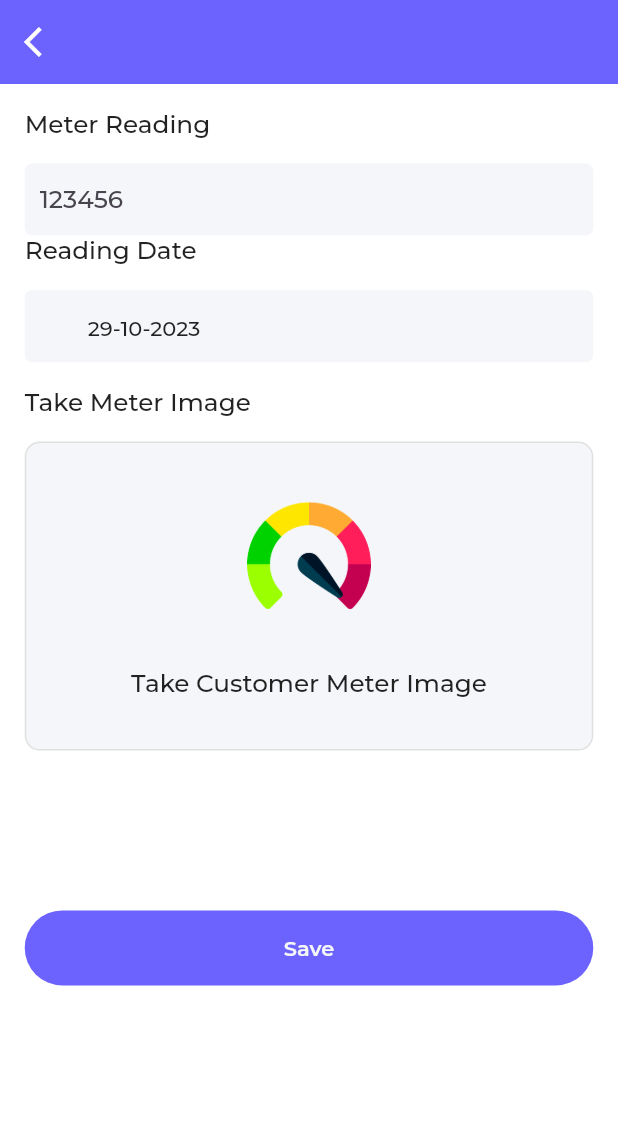
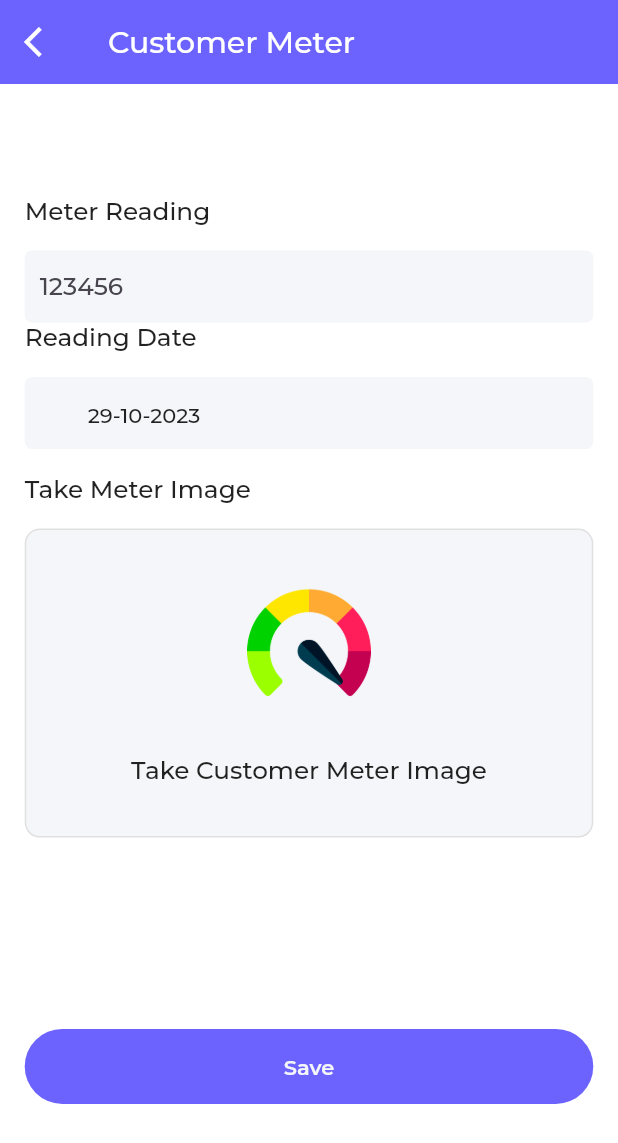
Before and after one commit to talha828/MeterScanPro, a Flutter app: the MeterReadingScreen screen opened directly with empty values, on a phone screen of 412 x 824 dp. Shown: the top 1143 px of the screen. Run offline on Flutter 3.47's test engine with Material 2 defaults, Android fonts, the phone set to English and light mode, and no system bars; our stand-ins replace dio, flutter_image_compress, geolocator, get, google_fonts, image_picker and 3 more; missing offline and left inert: google_mlkit_text_recognition; accounts and stored records are empty; network calls fail.

Commit message:
quick fix

```diff
--- a/lib/backend/database/sqflite.dart
+++ b/lib/backend/database/sqflite.dart
@@ -329,7 +329,7 @@ class SqfliteDatabase {
     final List<Map<String, dynamic>> result = await db.query(
       'customer_line_data',
       where: 'CustID = ? AND MeterNumber = ? AND ReadingDate = ?',
-      whereArgs: [custID, meterNo, currentDate],
+      whereArgs: [custID, meterNo, formatCustomDate(currentDate)],
     );
 
     if (result.isNotEmpty) {
@@ -364,7 +364,7 @@ class SqfliteDatabase {
     final List<Map<String, dynamic>> result = await db.query(
       'line_data',
       where: 'LineID = ? AND ReadingDate = ?',
-      whereArgs: [lineId, currentDate],
+      whereArgs: [lineId, formatCustomDate(currentDate)],
     );
 
     if (result.isNotEmpty) {
--- a/lib/view/meter_reading_screen/meter_reading_screen.dart
+++ b/lib/view/meter_reading_screen/meter_reading_screen.dart
@@ -39,6 +39,7 @@ class _MeterReadingScreenState extends State<MeterReadingScreen> {
       text: DateFormat('dd-MM-yyyy').format(DateTime.now()));
   bool imageFlag = false;
   bool loading = false;
+  bool isSaved = false;
   String newReading = "11";
   File? file;
   Uint8List? bytesImage;
@@ -47,12 +48,13 @@ class _MeterReadingScreenState extends State<MeterReadingScreen> {
         await SqfliteDatabase.loadRecordByMeterAndCustID(
             widget.customer.meterNo!, widget.customer.customerId!);
     if (data != null) {
-      bytesImage = Base64Decoder().convert(data.body);
+      bytesImage = base64Decode(data.body);
       // file = File.fromRawPath(bytesImage!);
       _numberController =
           TextEditingController(text: data.currentReading.toString());
       date = TextEditingController(text: data.readingDate);
       imageFlag = true;
+      isSaved = true;
       setState(() {});
     }
   }
@@ -67,13 +69,14 @@ class _MeterReadingScreenState extends State<MeterReadingScreen> {
           print("=== get location ===");
           var ff = await _geolocatorPlatform.requestPermission();
           bool df = await _geolocatorPlatform.isLocationServiceEnabled();
-          if(df == false){
+          if (df == false) {
             bool df = await _geolocatorPlatform.openLocationSettings();
           }
           Position? position = await _geolocatorPlatform.getLastKnownPosition();
 
-          if(position == null){
-            Get.snackbar("Location Error", "Please Enable your location and restart your application");
+          if (position == null) {
+            Get.snackbar("Location Error",
+                "Please Enable your location and restart your application");
           }
           print("=== get timestamp ===");
           final timestamp =
@@ -90,8 +93,10 @@ class _MeterReadingScreenState extends State<MeterReadingScreen> {
               imageName: "${widget.customer.customerId!} $timestamp",
               mimeType: 'image/jpeg',
               imageSize: await file!.length(),
-              latitude:  position== null?"123123":position!.latitude.toString(),
-              longitude: position== null?"123123":position.longitude.toString(),
+              latitude:
+                  position == null ? "123123" : position!.latitude.toString(),
+              longitude:
+                  position == null ? "123123" : position.longitude.toString(),
               capturedBy: name!,
               capturedOn: timestamp.toString(),
               syncBy: widget.customer.customerName!,
@@ -114,15 +119,18 @@ class _MeterReadingScreenState extends State<MeterReadingScreen> {
       Get.snackbar("Reading not Found", "Please insert a reading");
     }
   }
+
   String formatCustomDate(String originalDate) {
     // Parse the original date into a DateTime object
     DateTime dateTime = DateFormat('dd-MM-yyyy').parse(originalDate);
 
     // Format the date in the desired format
-    String formattedDate = DateFormat('dd-MMM-yyyy').format(dateTime).toUpperCase();
+    String formattedDate =
+        DateFormat('dd-MMM-yyyy').format(dateTime).toUpperCase();
 
     return formattedDate;
   }
+
   getImage() async {
     final XFile? photo = await picker.pickImage(source: ImageSource.camera);
     if (photo != null) {
@@ -177,7 +185,7 @@ class _MeterReadingScreenState extends State<MeterReadingScreen> {
         appBar: AppBar(
           backgroundColor: themeColor1,
           title: Text(
-            widget.customer.customerName!,
+            "Customer Meter",
             style: const TextStyle(color: Colors.white),
           ),
           leading: IconButton(
@@ -190,12 +198,21 @@ class _MeterReadingScreenState extends State<MeterReadingScreen> {
         ),
         body: SingleChildScrollView(
           child: Container(
-            height: height - 100,
+            height: height,
             padding: EdgeInsets.symmetric(
                 vertical: width * 0.04, horizontal: width * 0.04),
             child: Column(
               crossAxisAlignment: CrossAxisAlignment.stretch,
               children: [
+                Padding(
+                  padding: EdgeInsets.symmetric(vertical: width * 0.04),
+                  child: Text(
+                    widget.customer.customerName!,
+                    textAlign: TextAlign.start,
+                    style: TextStyle(
+                        fontWeight: FontWeight.bold, fontSize: width * 0.05),
+                  ),
+                ),
                 Column(
                   crossAxisAlignment: CrossAxisAlignment.start,
                   children: [
@@ -274,8 +291,12 @@ class _MeterReadingScreenState extends State<MeterReadingScreen> {
                             child: file == null
                                 ? Image.memory(
                                     bytesImage!,
+                                    fit: BoxFit.cover,
                                   )
-                                : Image.file(file!),
+                                : Image.file(
+                                    file!,
+                                    fit: BoxFit.cover,
+                                  ),
                           ),
                         ),
                       )
@@ -309,7 +330,9 @@ class _MeterReadingScreenState extends State<MeterReadingScreen> {
                           ),
                         ),
                       ),
-                Expanded(
+                isSaved
+                    ? Container()
+                    : Expanded(
                         child: Column(
                           mainAxisAlignment: MainAxisAlignment.center,
                           children: [
@@ -321,7 +344,8 @@ class _MeterReadingScreenState extends State<MeterReadingScreen> {
                               ),
                             ),
                           ],
-                ))
+                        ),
+                      ),
               ],
             ),
           ),
```
Also changed, not shown: lib/view/customer_screen/customer_screen.dart (+7 -3 lines), lib/view/line_meter_reading_screen/line_meter_reading_screen.dart (+19 -10 lines), lib/view/main_screen/main_screen.dart (+19 -7 lines). Lines whose indentation alone changed are shown as unchanged.
